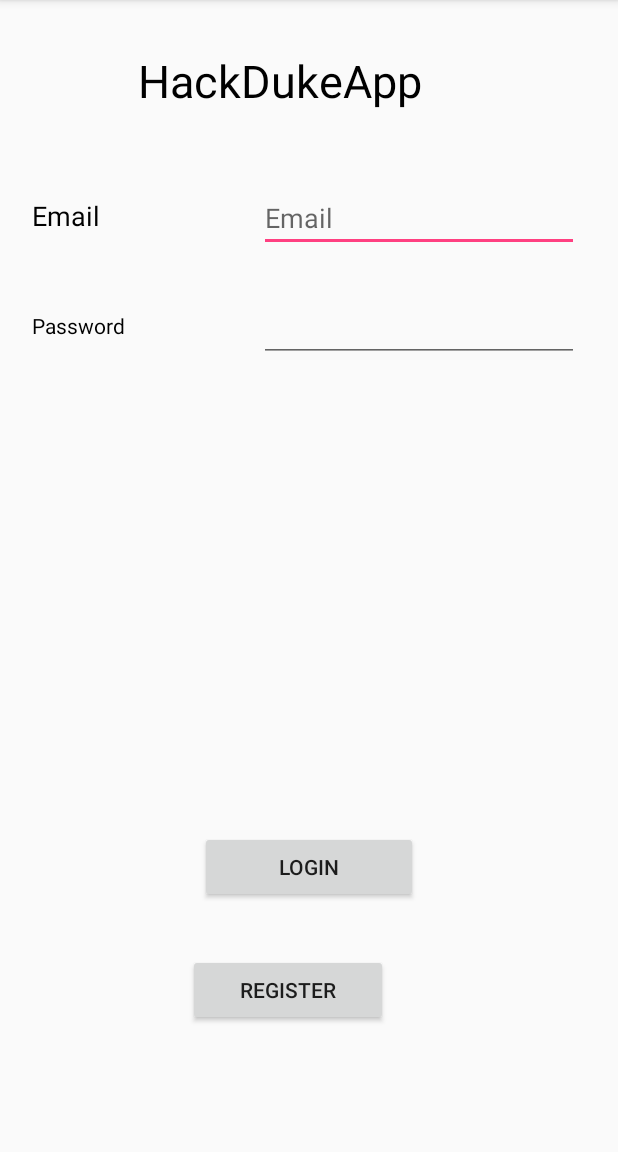
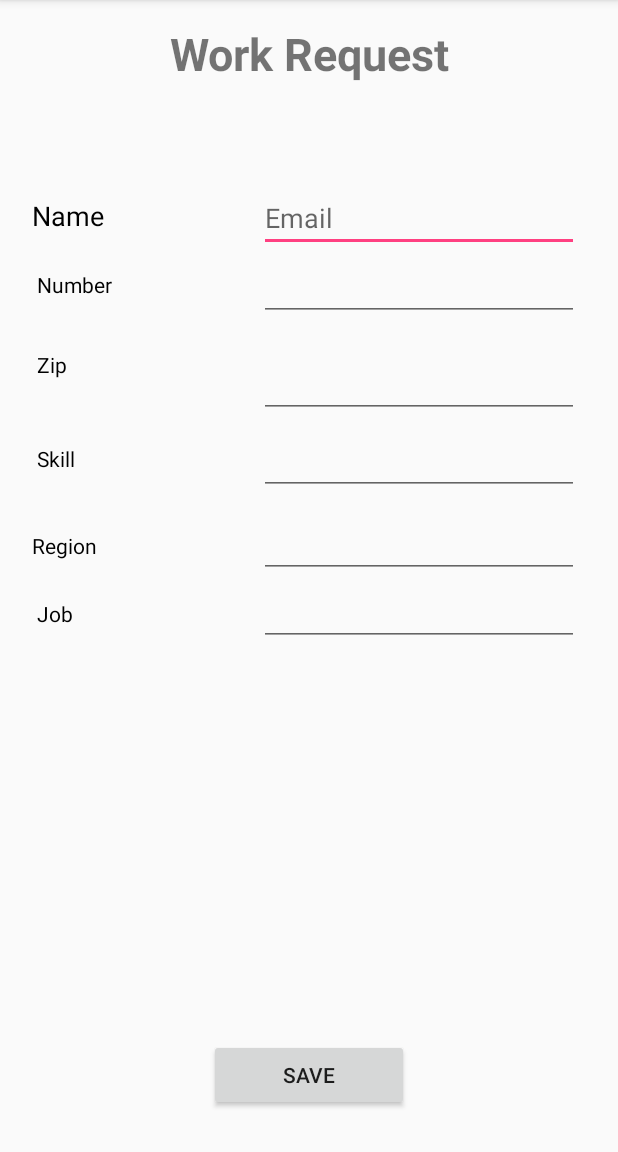
Before and after one commit to architkhullar/HackDuke2018, an Android app: the screen it shows after launch (MainActivity), on a phone screen of 412 x 824 dp, the part 84-1236 px from its top. Run offline under Robolectric (Android 15) with nearby library versions, the phone set to English and light mode, and no system bars.

Commit message:
updating mobile app

```diff
--- a/HackDuke2018-MobileApp 2/app/build.gradle
+++ b/HackDuke2018-MobileApp 2/app/build.gradle
@@ -25,4 +25,6 @@ dependencies {
     testImplementation 'junit:junit:4.12'
     androidTestImplementation 'com.android.support.test:runner:1.0.2'
     androidTestImplementation 'com.android.support.test.espresso:espresso-core:3.0.2'
+    implementation 'com.squareup.okhttp3:okhttp:3.10.0'
+    implementation 'com.google.code.gson:gson:2.8.2'
 }
--- a/HackDuke2018-MobileApp 2/app/src/main/AndroidManifest.xml
+++ b/HackDuke2018-MobileApp 2/app/src/main/AndroidManifest.xml
@@ -1,7 +1,7 @@
 <?xml version="1.0" encoding="utf-8"?>
 <manifest xmlns:android="http://schemas.android.com/apk/res/android"
     package="com.example.akshay.hackduke2018">
-
+    <uses-permission android:name="android.permission.INTERNET" />
     <application
         android:allowBackup="true"
         android:icon="@mipmap/ic_launcher"
--- a/HackDuke2018-MobileApp 2/app/src/main/java/com/example/akshay/hackduke2018/MainActivity.java
+++ b/HackDuke2018-MobileApp 2/app/src/main/java/com/example/akshay/hackduke2018/MainActivity.java
@@ -1,41 +1,88 @@
 package com.example.akshay.hackduke2018;
 
 import android.content.Intent;
+import android.os.Debug;
 import android.support.v7.app.AppCompatActivity;
 import android.os.Bundle;
+import android.util.Log;
 import android.view.View;
 import android.widget.Button;
 import android.widget.EditText;
+import android.widget.Toast;
+
+import java.io.IOException;
+
+import okhttp3.Call;
+import okhttp3.Callback;
+import okhttp3.FormBody;
+import okhttp3.OkHttpClient;
+import okhttp3.Request;
+import okhttp3.RequestBody;
+import okhttp3.Response;
 
 public class MainActivity extends AppCompatActivity {
 
+    private static final String TAG = "test";
     Button login,register;
-    EditText email,password;
+    EditText name,zip,job,number,skill,region;
+    private String remoteIP="http://c3ee4bf3.ngrok.io";
 
     @Override
     protected void onCreate(Bundle savedInstanceState) {
         super.onCreate(savedInstanceState);
         setContentView(R.layout.activity_main);
 
-        email = findViewById(R.id.editTextEmail);
-        password = findViewById(R.id.editTextPassword);
+        name = findViewById(R.id.editTextName);
+        zip = findViewById(R.id.editTextZip);
+        number=findViewById(R.id.editTextNumber);
+        skill= findViewById(R.id.editTextSkill);
+        job = findViewById(R.id.editTextJob);
+        region =findViewById(R.id.editTextRegion1);
+       // password = findViewById(R.id.editTextPassword);
 
-        login = findViewById(R.id.buttonLogin);
-        register = findViewById(R.id.buttonRegister);
+     //   login = findViewById(R.id.buttonLogin);
+        register = findViewById(R.id.buttonCreate);
 
-        login.setOnClickListener(new View.OnClickListener() {
-            @Override
-            public void onClick(View view) {
-                Intent i = new Intent(getApplicationContext(),form3.class);
-                startActivity(i);
-            }
-        });
+
 
         register.setOnClickListener(new View.OnClickListener() {
             @Override
             public void onClick(View view) {
-                Intent i = new Intent(getApplicationContext(),form2.class);
-                startActivity(i);
+ String name1,zip1,number1,skill1,region1,job1;
+ name1 = name.getText().toString();
+ zip1 = zip.getText().toString();
+ number1= "+1"+ number.getText().toString();
+ skill1= skill.getText().toString();
+ region1= region.getText().toString();
+ job1= job.getText().toString();
+
+                final OkHttpClient client = new OkHttpClient();
+                RequestBody formBody = new FormBody.Builder()
+                        .add("Name", name1)
+                        .add("from", number1)
+                        .add("zip", zip1)
+                        .add("region", region1)
+                        .add("job", job1)
+                        .add("skill", skill1)
+                        .build();
+
+                Request request = new Request.Builder()
+                        .url(remoteIP + "/register_workrequest_mobile")
+                        .post(formBody)
+                        .build();
+
+                client.newCall(request).enqueue(new Callback() {
+                    @Override
+                    public void onFailure(Call call, IOException e) {
+                        Log.d(TAG, "onFailure: ");
+                    }
+
+                    @Override
+                    public void onResponse(Call call, Response response) throws IOException {
+                       // Toast.makeText(MainActivity.this, "We have sent the work request across all the registered handymans", Toast.LENGTH_SHORT).show();
+                        Log.d(TAG, "onResponse: done");
+                    }
+                });
             }
         });
 
--- a/HackDuke2018-MobileApp 2/app/src/main/res/layout/activity_form2.xml
+++ b/HackDuke2018-MobileApp 2/app/src/main/res/layout/activity_form2.xml
@@ -52,7 +52,7 @@
         android:textColor="@android:color/black" />
 
     <TextView
-        android:id="@+id/textViewEmail"
+        android:id="@+id/textViewName"
         android:layout_width="89dp"
         android:layout_height="wrap_content"
         android:layout_alignParentTop="true"
@@ -65,7 +65,7 @@
         android:id="@+id/editTextEmail"
         android:layout_width="wrap_content"
         android:layout_height="wrap_content"
-        android:layout_alignBottom="@+id/textViewEmail"
+        android:layout_alignBottom="@+id/textViewName"
         android:layout_alignStart="@+id/editTextFirstName"
         android:ems="10"
         android:hint="Email"
--- a/HackDuke2018-MobileApp 2/app/src/main/res/layout/activity_main.xml
+++ b/HackDuke2018-MobileApp 2/app/src/main/res/layout/activity_main.xml
@@ -8,22 +8,22 @@
     tools:context=".MainActivity">
 
     <TextView
-        android:id="@+id/textViewEmail"
+        android:id="@+id/textViewName"
         android:layout_width="93dp"
         android:layout_height="37dp"
         android:layout_alignParentStart="true"
         android:layout_alignParentTop="true"
         android:layout_marginStart="21dp"
         android:layout_marginTop="131dp"
-        android:text="Email"
-        android:textSize="18dp"
-        android:textColor="@android:color/black" />
+        android:text="Name"
+        android:textColor="@android:color/black"
+        android:textSize="18dp" />
 
     <EditText
-        android:id="@+id/editText3"
+        android:id="@+id/editTextName"
         android:layout_width="wrap_content"
         android:layout_height="wrap_content"
-        android:layout_above="@+id/textViewEmail"
+        android:layout_above="@+id/textViewName"
         android:layout_alignParentEnd="true"
         android:layout_marginBottom="-168dp"
         android:layout_marginEnd="26dp"
@@ -32,56 +32,130 @@
         android:inputType="textEmailAddress"
         android:textColor="@android:color/black" />
 
-    <Button
-        android:id="@+id/buttonLogin"
-        android:layout_width="145dp"
-        android:layout_height="wrap_content"
-        android:layout_alignParentBottom="true"
-        android:layout_centerHorizontal="true"
-        android:layout_marginBottom="166dp"
-        android:text="Login" />
 
     <TextView
-        android:id="@+id/textViewPassword"
+        android:id="@+id/textViewNumber"
         android:layout_width="90dp"
         android:layout_height="34dp"
-        android:layout_alignParentTop="true"
-        android:layout_alignStart="@+id/textViewEmail"
-        android:layout_marginTop="207dp"
-        android:text="Password"
+        android:layout_alignBottom="@+id/editTextNumber"
+        android:layout_alignEnd="@+id/textViewName"
+        android:text="Number"
         android:textColor="@android:color/black"
         android:textSize="14sp" />
 
     <EditText
-        android:id="@+id/editTextPassword"
+        android:id="@+id/editTextNumber"
         android:layout_width="wrap_content"
         android:layout_height="wrap_content"
-        android:layout_alignBottom="@+id/textViewPassword"
-        android:layout_alignStart="@+id/editText3"
+        android:layout_alignStart="@+id/editTextName"
+        android:layout_below="@+id/textViewName"
         android:ems="10"
-        android:inputType="textPassword" />
+        android:inputType="number" />
+
+    <TextView
+        android:id="@+id/textViewZip"
+        android:layout_width="90dp"
+        android:layout_height="34dp"
+
+        android:layout_alignStart="@+id/textViewNumber"
+        android:layout_alignTop="@+id/editTextZip"
+        android:text="Zip"
+        android:textColor="@android:color/black"
+        android:textSize="14sp" />
+
+    <EditText
+        android:id="@+id/editTextZip"
+        android:layout_width="wrap_content"
+        android:layout_height="wrap_content"
+
+        android:layout_alignStart="@+id/editTextNumber"
+        android:layout_below="@+id/editTextNumber"
+        android:layout_marginTop="19dp"
+        android:ems="10"
+        android:inputType="number" />
+
+    <TextView
+        android:id="@+id/textViewSkill"
+        android:layout_width="90dp"
+        android:layout_height="34dp"
+
+        android:layout_alignEnd="@+id/textViewName"
+        android:layout_below="@+id/editTextZip"
+        android:layout_marginTop="17dp"
+        android:text="Skill"
+        android:textColor="@android:color/black"
+        android:textSize="14sp" />
+
+    <EditText
+        android:id="@+id/editTextSkill"
+        android:layout_width="wrap_content"
+        android:layout_height="wrap_content"
+
+        android:layout_alignBottom="@+id/textViewSkill"
+        android:layout_alignStart="@+id/editTextNumber"
+        android:ems="10"
+        android:inputType="text" />
+
 
     <Button
-        android:id="@+id/buttonRegister"
+        android:id="@+id/buttonCreate"
         android:layout_width="133dp"
         android:layout_height="wrap_content"
         android:layout_alignParentBottom="true"
-        android:layout_alignParentStart="true"
-        android:layout_marginBottom="84dp"
-        android:layout_marginStart="125dp"
-        android:text="Register" />
+        android:layout_centerHorizontal="true"
+        android:layout_marginBottom="27dp"
+        android:text="Save" />
 
     <TextView
-        android:id="@+id/textView8"
-        android:layout_width="266dp"
-        android:layout_height="58dp"
-        android:layout_alignEnd="@+id/textViewPassword"
-        android:layout_alignParentTop="true"
-        android:layout_marginEnd="-208dp"
-        android:layout_marginTop="33dp"
-        android:text="HackDukeApp"
+        android:id="@+id/textViewJob"
+        android:layout_width="wrap_content"
+        android:layout_height="wrap_content"
+        android:layout_alignBaseline="@+id/editTextJob"
+        android:layout_alignBottom="@+id/editTextJob"
+        android:layout_alignStart="@+id/textViewSkill"
+        android:text="Job"
+        android:textColor="@android:color/black" />
+
+    <EditText
+        android:id="@+id/editTextJob"
+        android:layout_width="wrap_content"
+        android:layout_height="wrap_content"
+        android:layout_alignStart="@+id/editTextRegion1"
+        android:layout_below="@+id/editTextRegion1"
+        android:ems="10"
+        android:inputType="textMultiLine" />
+
+    <TextView
+        android:id="@+id/title"
+        android:layout_width="wrap_content"
+        android:layout_height="wrap_content"
+        android:layout_below="@+id/editTextName"
+        android:layout_centerHorizontal="true"
+        android:layout_marginTop="15dp"
+        android:text="Work Request"
         android:textAlignment="center"
-        android:textColor="@android:color/black"
-        android:textSize="30sp" />
+        android:textSize="30sp"
+        android:textStyle="bold" />
+
+    <TextView
+        android:id="@+id/textViewRegion"
+        android:layout_width="wrap_content"
+        android:layout_height="wrap_content"
+        android:layout_alignStart="@+id/textViewName"
+        android:layout_below="@+id/editTextSkill"
+        android:layout_marginTop="24dp"
+        android:text="Region"
+        android:textColor="@android:color/black" />
+
+    <EditText
+        android:id="@+id/editTextRegion1"
+        android:layout_width="wrap_content"
+        android:layout_height="wrap_content"
+        android:layout_alignBaseline="@+id/textViewRegion"
+        android:layout_alignBottom="@+id/textViewRegion"
+        android:layout_alignStart="@+id/editTextSkill"
+        android:ems="10"
+        android:inputType="textPersonName" />
+
 
 </RelativeLayout>
```
Also changed, not shown: HackDuke2018-MobileApp 2/app/src/main/java/com/example/akshay/hackduke2018/ResponseApi.java (added, +105 -0 lines).
